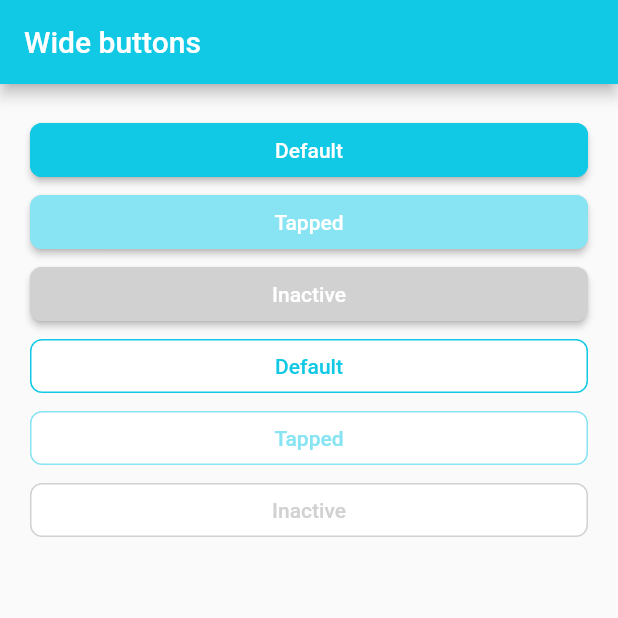
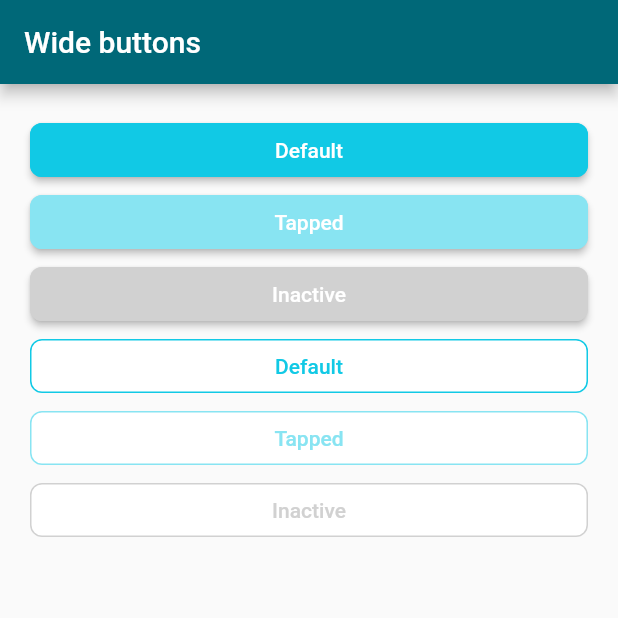
Before and after one commit to alexop345/FlutterRapidonkey, a Flutter app: the screen it shows after launch, on a phone screen of 412 x 824 dp, the top half of it. Run offline on Flutter 3.47's test engine with Material 2 defaults, Android fonts, the phone set to English and light mode, and no system bars.

Commit message:
changed theme object

```diff
--- a/lib/themes/app_theme.dart
+++ b/lib/themes/app_theme.dart
@@ -1,12 +1,14 @@
 import 'package:flutter/material.dart';
 import 'package:flutter_rapidonkey/themes/app_colors.dart';
 
+var kColorScheme = ColorScheme.fromSeed(seedColor: AppColors.primary);
+
 class AppTheme {
-  static ThemeData appTheme = ThemeData(
-    primaryColor: AppColors.primary,
-    colorScheme: ColorScheme.fromSeed(seedColor: AppColors.primary),
-    appBarTheme: const AppBarTheme(
-      backgroundColor: AppColors.primary,
+  static ThemeData appTheme = ThemeData().copyWith(
+    colorScheme: kColorScheme,
+    appBarTheme: const AppBarTheme().copyWith(
+      backgroundColor: kColorScheme.primary,
+      foregroundColor: kColorScheme.onPrimary
     ),
   );
 }
```
